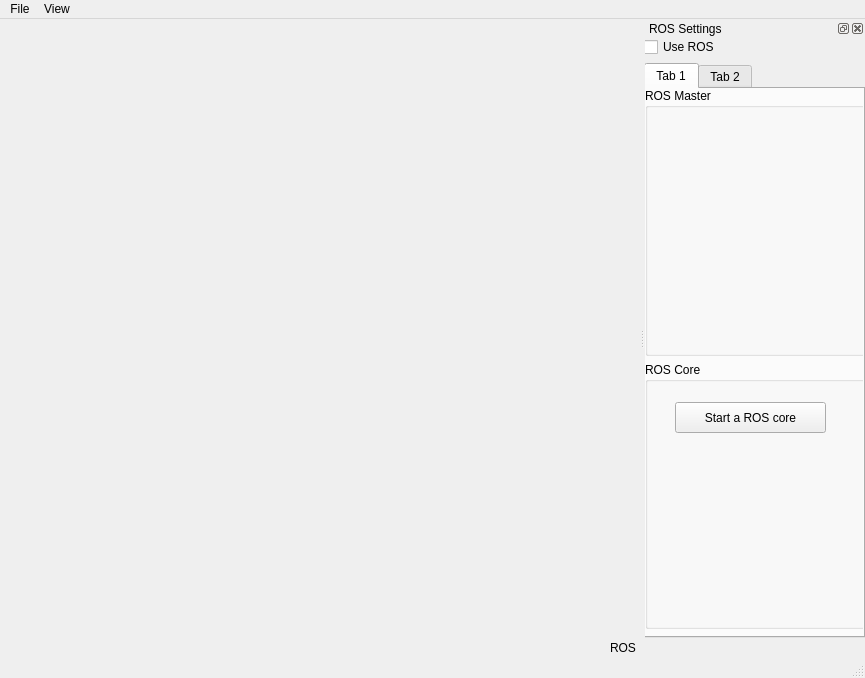
Before: the Qt Designer form src/mainwindow.ui in mjhaskell/copter_sim, drawn with Qt 5.
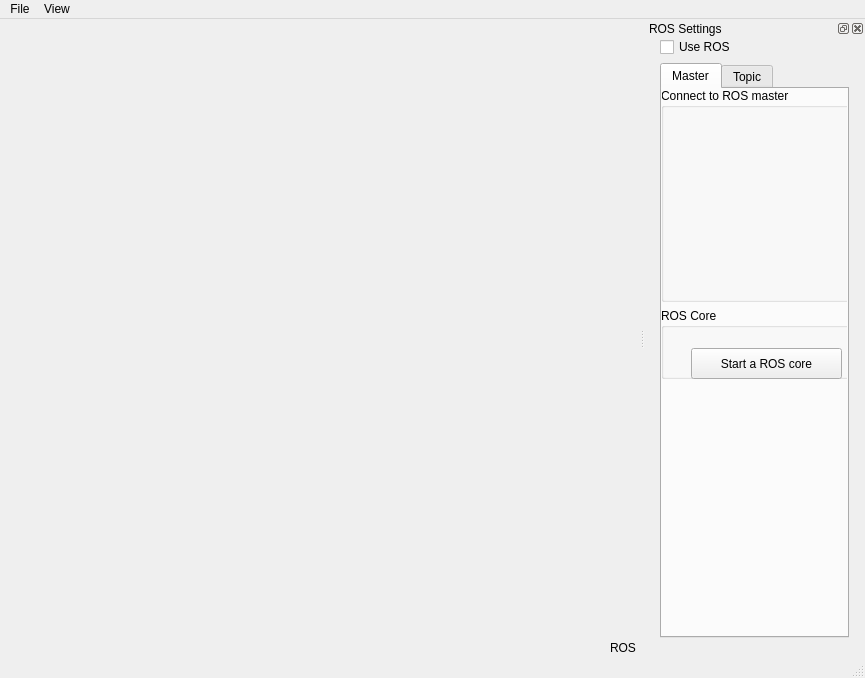
After: the same form once the commit is applied. Icons and pictures are not drawn.

Commit message: Added view tab on menubar

What changed in the file:
```diff
--- a/src/mainwindow.ui
+++ b/src/mainwindow.ui
@@ -96,44 +96,70 @@
     <widget class="QWidget" name="gridLayoutWidget">
      <property name="geometry">
       <rect>
-       <x>-1</x>
+       <x>9</x>
        <y>-1</y>
-       <width>221</width>
+       <width>201</width>
        <height>601</height>
       </rect>
      </property>
-     <layout class="QGridLayout" name="gridLayout">
-      <item row="0" column="0">
+     <layout class="QGridLayout" name="gridLayout" columnstretch="1,30,1">
+      <item row="0" column="1">
        <widget class="QCheckBox" name="ros_check_box">
         <property name="text">
          <string>Use ROS</string>
         </property>
        </widget>
       </item>
+      <item row="1" column="2">
+       <spacer name="horizontalSpacer_2">
+        <property name="orientation">
+         <enum>Qt::Horizontal</enum>
+        </property>
+        <property name="sizeHint" stdset="0">
+         <size>
+          <width>40</width>
+          <height>20</height>
+         </size>
+        </property>
+       </spacer>
+      </item>
       <item row="1" column="0">
+       <spacer name="horizontalSpacer">
+        <property name="orientation">
+         <enum>Qt::Horizontal</enum>
+        </property>
+        <property name="sizeHint" stdset="0">
+         <size>
+          <width>40</width>
+          <height>20</height>
+         </size>
+        </property>
+       </spacer>
+      </item>
+      <item row="1" column="1">
        <widget class="QTabWidget" name="tabWidget">
         <widget class="QWidget" name="master_tab">
          <attribute name="title">
-          <string>Tab 1</string>
+          <string>Master</string>
          </attribute>
          <widget class="QWidget" name="verticalLayoutWidget">
           <property name="geometry">
            <rect>
             <x>-1</x>
             <y>-1</y>
-            <width>221</width>
-            <height>541</height>
+            <width>201</width>
+            <height>291</height>
            </rect>
           </property>
-          <layout class="QVBoxLayout" name="verticalLayout">
-           <item>
+          <layout class="QGridLayout" name="gridLayout_2" rowstretch="3,1" rowminimumheight="0,0">
+           <item row="0" column="0">
             <widget class="QGroupBox" name="groupBox">
              <property name="title">
-              <string>ROS Master</string>
+              <string>Connect to ROS master</string>
              </property>
             </widget>
            </item>
-           <item>
+           <item row="1" column="0">
             <widget class="QGroupBox" name="groupBox_2">
              <property name="enabled">
               <bool>true</bool>
@@ -161,7 +187,7 @@
         </widget>
         <widget class="QWidget" name="tab_2">
          <attribute name="title">
-          <string>Tab 2</string>
+          <string>Topic</string>
          </attribute>
         </widget>
        </widget>
```
Left out of the diff: 19 changed lines with no effect on the pictures. The commit also changes 2 other files.
